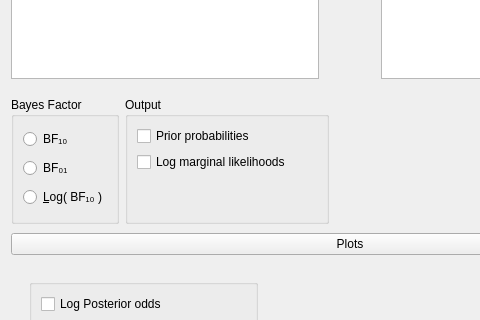
Before: the Qt Designer form JASP-Desktop/analysisforms/BASRegression/basregressionlinearlinkform.ui in jasp-stats/jasp-desktop, drawn with Qt 5; both pictures show x 0 to 480 and y 321 to 641 of the 700 by 1168 pixel window.
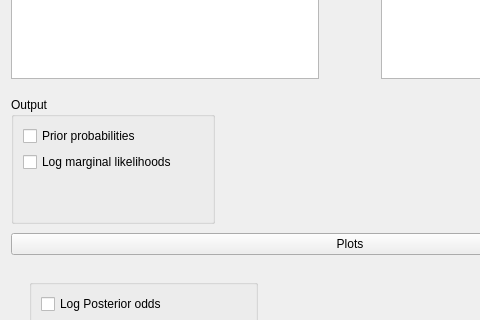
After: the same form once the commit is applied. Custom widgets are drawn as their Qt base class.

Diff of the .ui file:
```diff
--- a/JASP-Desktop/analysisforms/BASRegression/basregressionlinearlinkform.ui
+++ b/JASP-Desktop/analysisforms/BASRegression/basregressionlinearlinkform.ui
@@ -334,39 +334,6 @@
        <number>0</number>
       </property>
       <item row="0" column="0">
-       <widget class="BoundGroupBox" name="bayesFactorType">
-        <property name="title">
-         <string>Bayes Factor</string>
-        </property>
-        <property name="flat">
-         <bool>false</bool>
-        </property>
-        <layout class="QGridLayout" name="gridLayout_13">
-         <item row="1" column="0">
-          <widget class="QRadioButton" name="_2">
-           <property name="text">
-            <string>BF₀₁</string>
-           </property>
-          </widget>
-         </item>
-         <item row="0" column="0">
-          <widget class="QRadioButton" name="_1">
-           <property name="text">
-            <string>BF₁₀</string>
-           </property>
-          </widget>
-         </item>
-         <item row="2" column="0">
-          <widget class="QRadioButton" name="_3">
-           <property name="text">
-            <string>&amp;Log( BF₁₀ )</string>
-           </property>
-          </widget>
-         </item>
-        </layout>
-       </widget>
-      </item>
-      <item row="0" column="1">
        <widget class="GroupBox" name="groupBox_3">
         <property name="title">
          <string>Output</string>
```
Left out of the diff: 14 changed lines with no effect on the pictures.
